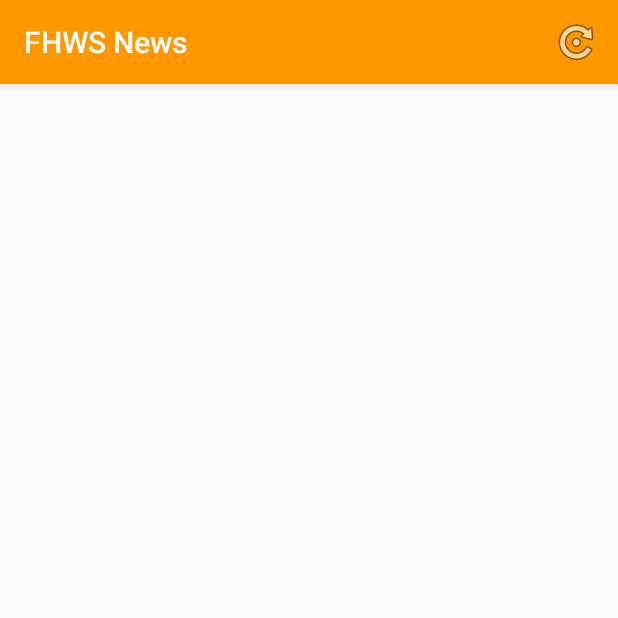
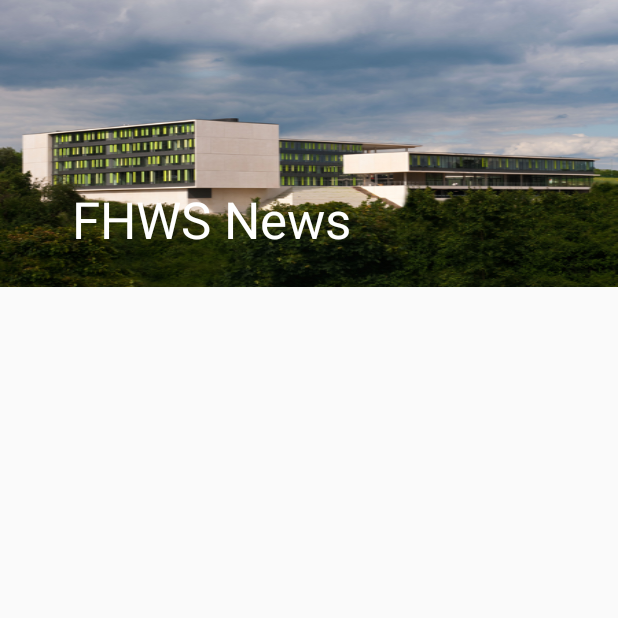
Before and after one commit to TheOnlyMarv/ICampusNews, an Android app: the screen it shows after launch (MainActivity), on a phone screen of 412 x 824 dp, the top half of it. Run offline under Robolectric (Android 15) with nearby library versions, the phone set to English and light mode, and no system bars.

Commit message:
Collapsing Toolbar

```diff
--- a/app/src/main/java/de/fhws/mavlix/icampusnews/MainActivity.java
+++ b/app/src/main/java/de/fhws/mavlix/icampusnews/MainActivity.java
@@ -1,6 +1,7 @@
 package de.fhws.mavlix.icampusnews;
 
 import android.os.Bundle;
+import android.support.design.widget.CollapsingToolbarLayout;
 import android.support.design.widget.Snackbar;
 import android.support.v4.app.Fragment;
 import android.support.v4.app.FragmentManager;
@@ -27,17 +28,22 @@ public class MainActivity extends AppCompatActivity {
     protected void onCreate(Bundle savedInstanceState) {
         super.onCreate(savedInstanceState);
         setContentView(R.layout.activity_main);
+
         /*Fragment testFragment = new TestFragment();
-        FragmentManager fm = getFragmentManager();
+        FragmentManager fm = getSupportFragmentManager();
         FragmentTransaction ft = fm.beginTransaction();
         ft.replace(R.id.mainFrameLayout,testFragment);
         ft.commit();*/
+
+        CollapsingToolbarLayout collapsingToolbarLayout = (CollapsingToolbarLayout)findViewById(R.id.collapsing_toolbar);
+        collapsingToolbarLayout.setTitle("FHWS News");
 
         newsListFragment = new NewsListFragment();
         FragmentManager fm = getSupportFragmentManager();
         FragmentTransaction ft = fm.beginTransaction();
         ft.replace(R.id.mainFrameLayout, newsListFragment);
         ft.commit();
+
 
     }
 
--- a/app/src/main/java/de/fhws/mavlix/icampusnews/TestFragment.java
+++ b/app/src/main/java/de/fhws/mavlix/icampusnews/TestFragment.java
@@ -1,8 +1,9 @@
 package de.fhws.mavlix.icampusnews;
 
-import android.app.Fragment;
+
 import android.os.Bundle;
 import android.support.annotation.Nullable;
+import android.support.v4.app.Fragment;
 import android.util.Log;
 import android.view.LayoutInflater;
 import android.view.View;
--- a/app/src/main/res/layout/activity_main.xml
+++ b/app/src/main/res/layout/activity_main.xml
@@ -1,14 +1,53 @@
-<?xml version="1.0" encoding="utf-8"?>
-<RelativeLayout xmlns:android="http://schemas.android.com/apk/res/android"
-    android:id="@+id/mainLayout"
-    xmlns:tools="http://schemas.android.com/tools"
+<android.support.design.widget.CoordinatorLayout xmlns:android="http://schemas.android.com/apk/res/android"
+xmlns:app="http://schemas.android.com/apk/res-auto"
+android:layout_width="match_parent"
+android:layout_height="match_parent"
+android:fitsSystemWindows="true">
+
+<FrameLayout
+    android:id="@+id/mainFrameLayout"
     android:layout_width="match_parent"
     android:layout_height="match_parent"
-    tools:context="de.fhws.mavlix.icampusnews.MainActivity">
+    app:layout_behavior="@string/appbar_scrolling_view_behavior"
+    />
 
-    <FrameLayout
-        android:id="@+id/mainFrameLayout"
+<android.support.design.widget.AppBarLayout
+    android:id="@+id/appbar"
+    android:layout_width="match_parent"
+    android:layout_height="wrap_content"
+    android:theme="@style/ThemeOverlay.AppCompat.Dark.ActionBar"
+    android:fitsSystemWindows="true">
+
+    <android.support.design.widget.CollapsingToolbarLayout
+        android:id="@+id/collapsing_toolbar"
         android:layout_width="match_parent"
-        android:layout_height="match_parent"/>
+        android:layout_height="wrap_content"
+        app:contentScrim="?attr/colorPrimary"
+        app:expandedTitleMarginEnd="16dp"
+        app:expandedTitleMarginStart="48dp"
+        app:layout_scrollFlags="scroll|exitUntilCollapsed"
+        android:fitsSystemWindows="true">
 
-</RelativeLayout>
+
+        <ImageView
+            android:id="@+id/header"
+            android:layout_width="match_parent"
+            android:layout_height="wrap_content"
+            android:background="@mipmap/fhws"
+            android:scaleType="centerCrop"
+            android:fitsSystemWindows="true"/>
+
+        <android.support.v7.widget.Toolbar
+            android:id="@+id/anim_toolbar"
+            android:layout_width="match_parent"
+            android:layout_height="?attr/actionBarSize"
+            app:popupTheme="@style/ThemeOverlay.AppCompat.Light"
+            app:layout_collapseMode="pin">
+
+        </android.support.v7.widget.Toolbar>
+
+    </android.support.design.widget.CollapsingToolbarLayout>
+
+</android.support.design.widget.AppBarLayout>
+
+</android.support.design.widget.CoordinatorLayout>
--- a/app/src/main/res/values/styles.xml
+++ b/app/src/main/res/values/styles.xml
@@ -1,8 +1,10 @@
 <resources>
 
     <!-- Base application theme. -->
-    <style name="AppTheme" parent="Theme.AppCompat.Light.DarkActionBar">
+    <style name="AppTheme" parent="Theme.AppCompat.Light.NoActionBar">
         <!-- Customize your theme here. -->
+        <item name="android:windowDrawsSystemBarBackgrounds">true</item>
+        <item name="android:statusBarColor">@android:color/transparent</item>
         <item name="colorPrimary">@color/primary</item>
         <item name="colorPrimaryDark">@color/primary_dark</item>
         <item name="colorAccent">@color/accent</item>
```
Also changed, not shown: app/src/main/res/mipmap-xhdpi/fhws.jpg (added).
